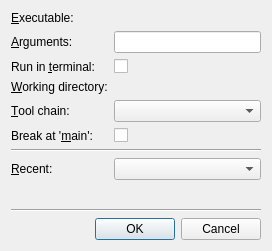
First picture: the form in src/plugins/debugger/startexternaldialog.ui, repository qt-creator/qt-creator, before the edit.
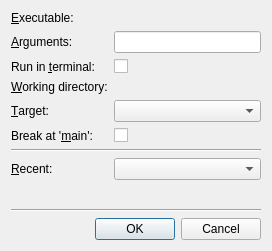
Second picture: the form after the edit. Custom widgets are drawn as their Qt base class.

Patch:
```diff
--- a/src/plugins/debugger/startexternaldialog.ui
+++ b/src/plugins/debugger/startexternaldialog.ui
@@ -80,7 +80,7 @@
      <item row="4" column="0">
       <widget class="QLabel" name="toolChainLabel">
        <property name="text">
-        <string>&amp;Tool chain:</string>
+        <string>&amp;Target:</string>
        </property>
        <property name="buddy">
         <cstring>toolChainComboBox</cstring>
```
Left out of the diff: 4 changed lines with no effect on the pictures.
